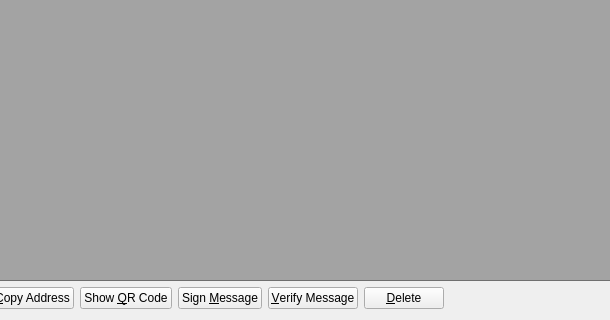
The window that src/qt/forms/addressbookpage.ui (CryptoCoderz/Espers) describes before a commit, drawn with Qt 5; both pictures show x 106 to 716 and y 380 to 700 of the 1200 by 700 pixel window.
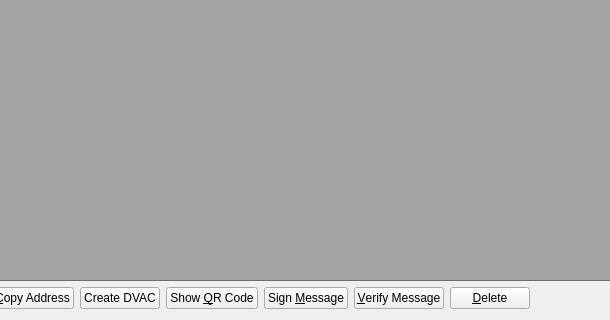
The same window after the commit.

The edit to the form file:
```diff
--- a/src/qt/forms/addressbookpage.ui
+++ b/src/qt/forms/addressbookpage.ui
@@ -105,6 +105,13 @@
        </property>
       </widget>
      </item>
+     <item>
+      <widget class="QPushButton" name="showDVACencode">
+       <property name="text">
+        <string>Create DVAC</string>
+       </property>
+      </widget>
+     </item>
      <item>
       <widget class="QPushButton" name="showQRCode">
        <property name="text">
```
Left out of the diff: 4 changed lines with no effect on the pictures.
